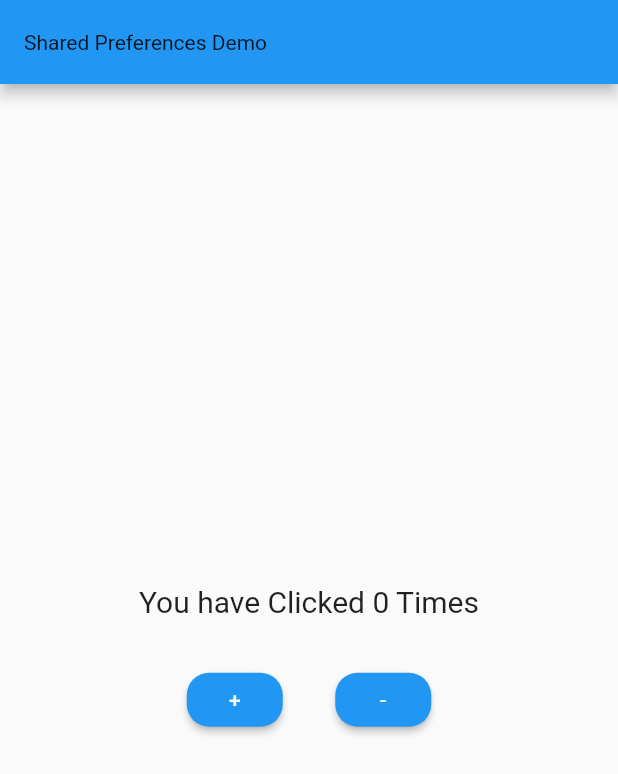
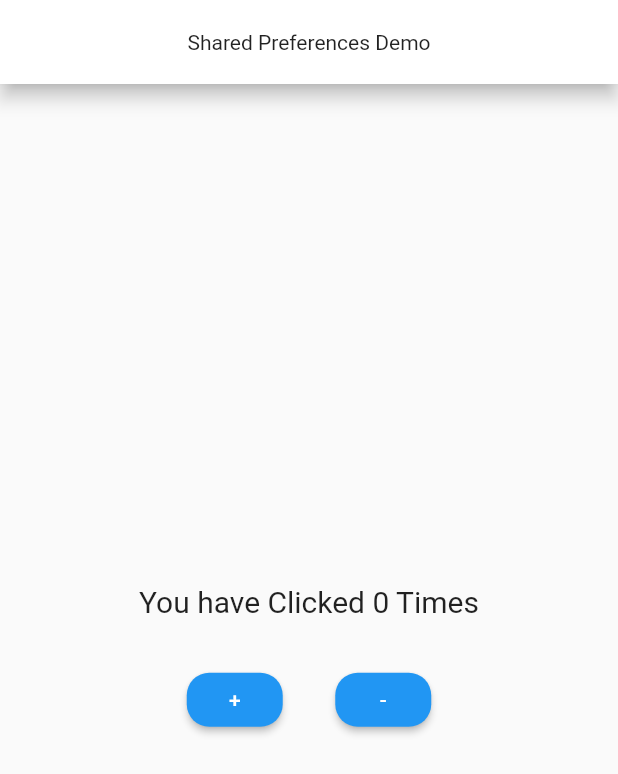
Before and after one commit to sadman-ichha/Flutter-Learing, a Flutter app: the screen it shows after launch, on a phone screen of 412 x 824 dp. Shown: the top 774 px of the screen. Run offline on Flutter 3.47's test engine with Material 2 defaults, Android fonts, the phone set to English and light mode, and no system bars; our stand-ins replace auto_size_text, connectivity_plus, flutter_svg, fluttertoast, font_awesome_flutter, google_fonts and 3 more.

Commit message:
shared pref

```diff
--- a/lib/shared preferences/shared_pref_demo.dart
+++ b/lib/shared preferences/shared_pref_demo.dart
@@ -44,6 +44,9 @@ class _SharedPreferencesDemoState extends State<SharedPreferencesDemo> {
   Widget build(BuildContext context) {
     return Scaffold(
       appBar: AppBar(
+          centerTitle: true,
+          backgroundColor: Colors.white,
+          elevation: 5,
           title: Text("Shared Preferences Demo",
               style: Theme.of(context).textTheme.bodyMedium)),
       body: Column(
```
